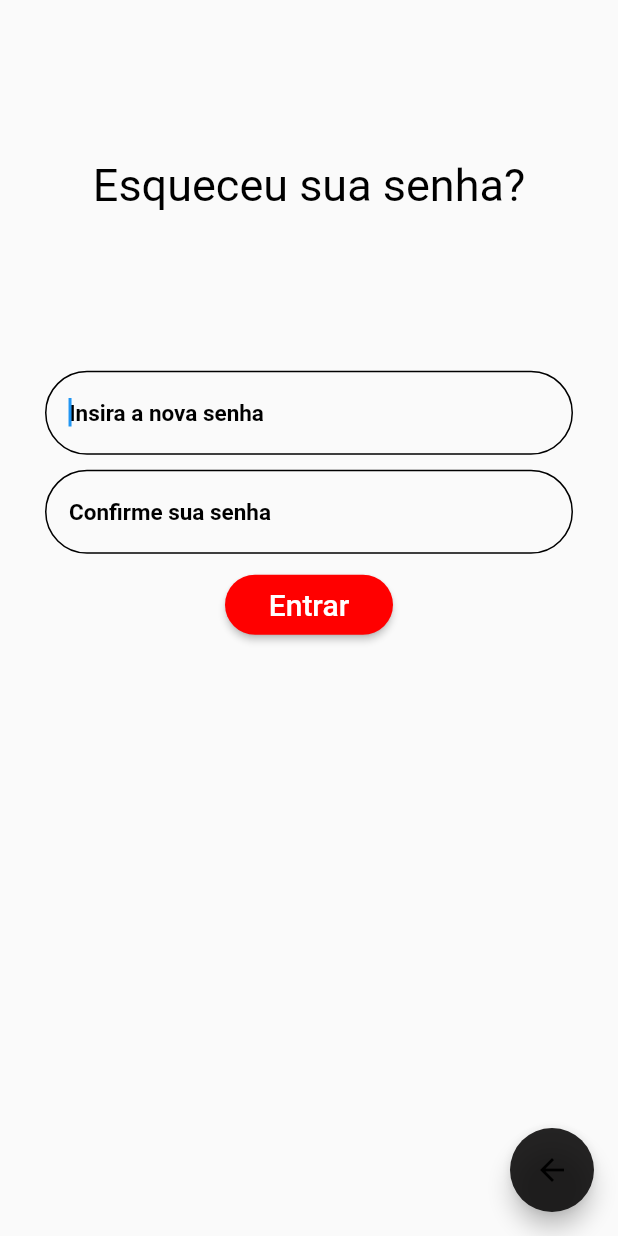
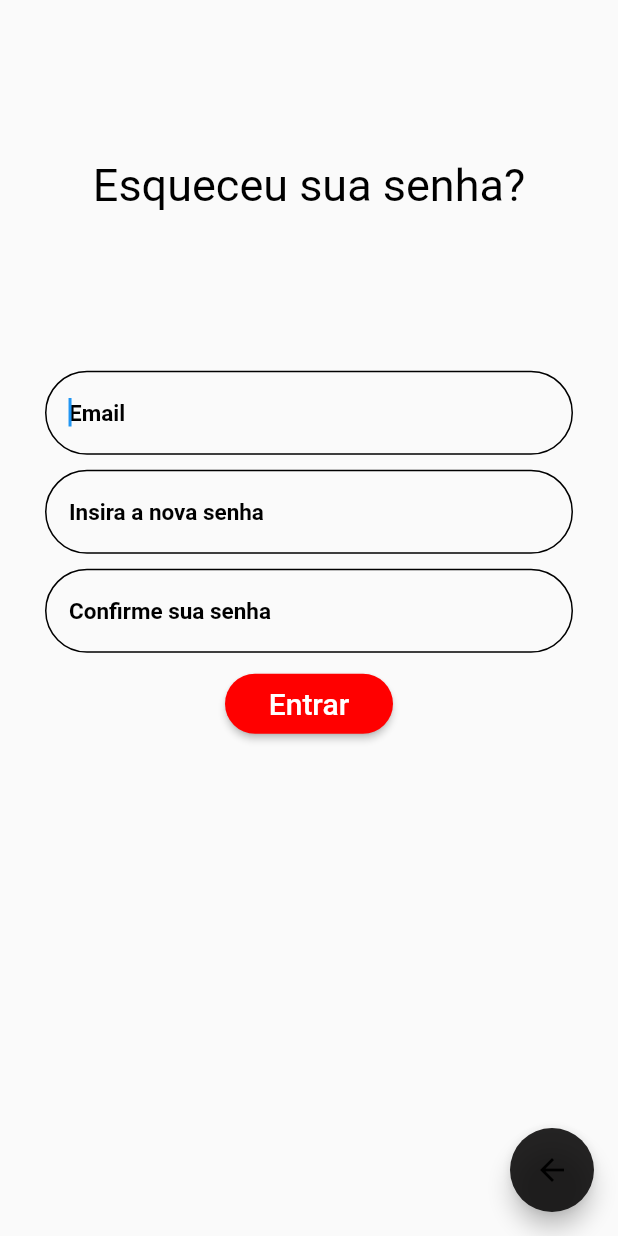
Before and after one commit to gabriellimad/IEvent, a Flutter app: the screen it shows after launch, after a tap on "Esqueceu a senha?", on a phone screen of 412 x 824 dp. Run offline on Flutter 3.47's test engine with Material 2 defaults, Android fonts, the light colour scheme and no system bars.

Commit message:
Alteraões de textos

```diff
--- a/lib/view/esquecesenha.dart
+++ b/lib/view/esquecesenha.dart
@@ -40,6 +40,8 @@ class EsqueceSenha extends StatelessWidget {
                     child: Form(
                         key: formKey,
                         child: Column(children: [
+                          Widgets().widgetEmail(),
+                          SizedBox(height: 10),
                           Widgets().widgetNovaSenha(),
                           SizedBox(height: 10),
                           Widgets().widgetConfirmaSenha(),
--- a/lib/view/widgets.dart
+++ b/lib/view/widgets.dart
@@ -35,7 +35,7 @@ class Widgets extends StatelessWidget {
         autofocus: true,
         decoration: InputDecoration(
           border: InputBorder.none,
-          hintText: 'Usuário',
+          hintText: 'Email',
           hintStyle: TextStyle(
               color: Colors.black, fontWeight: FontWeight.bold, fontSize: 15),
         ),
```
